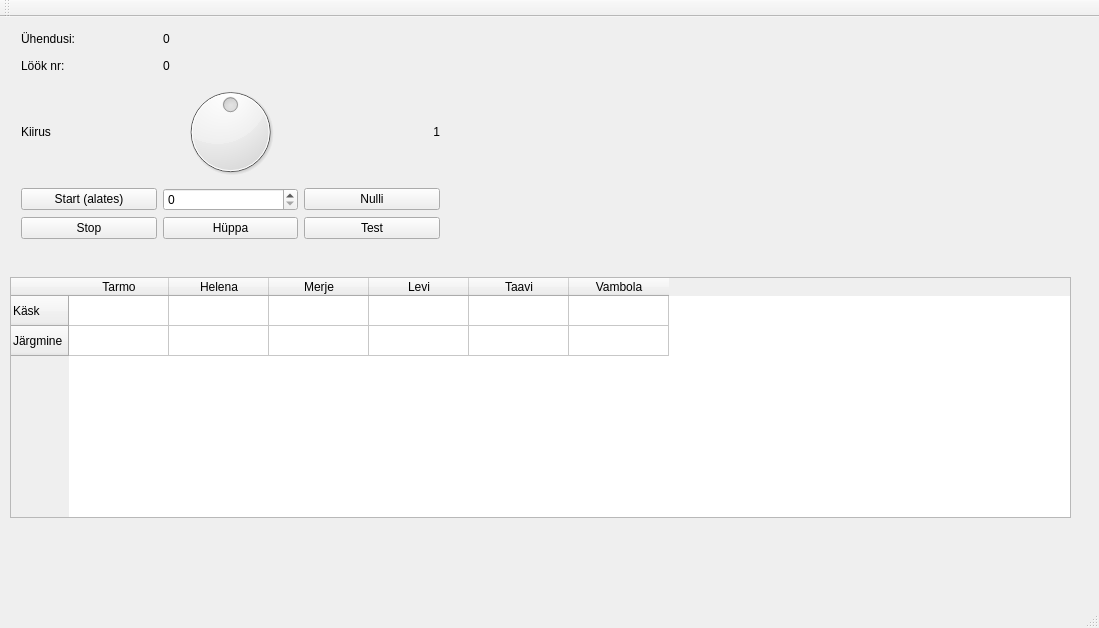
This is server/mainwindow.ui in tarmoj/mysterium as Qt 5 draws it before an edit. The edited form follows.
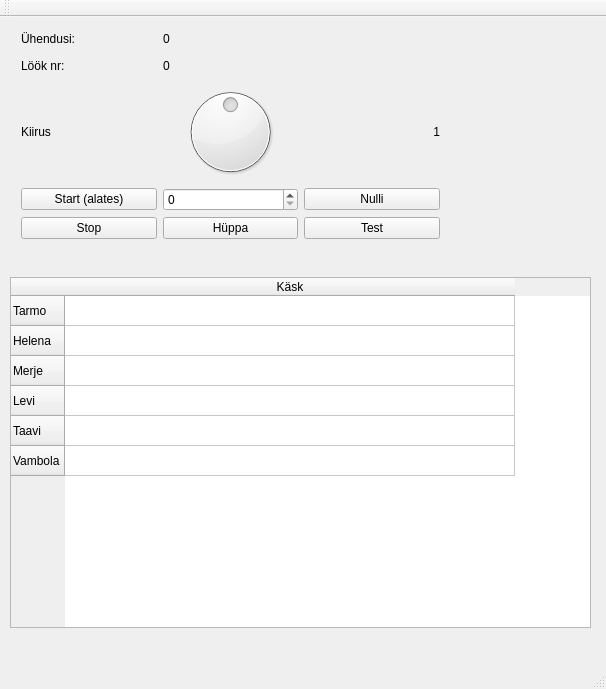
This is the edited form.

The edit to the form file:
```diff
--- a/server/mainwindow.ui
+++ b/server/mainwindow.ui
@@ -6,8 +6,8 @@
    <rect>
     <x>0</x>
     <y>0</y>
-    <width>1099</width>
-    <height>628</height>
+    <width>606</width>
+    <height>689</height>
    </rect>
   </property>
   <property name="windowTitle">
@@ -131,49 +131,47 @@
      <rect>
       <x>10</x>
       <y>260</y>
-      <width>1061</width>
-      <height>241</height>
+      <width>581</width>
+      <height>351</height>
      </rect>
     </property>
+    <attribute name="horizontalHeaderDefaultSectionSize">
+     <number>450</number>
+    </attribute>
     <row>
-     <property name="text">
-      <string>Käsk</string>
-     </property>
-    </row>
-    <row>
-     <property name="text">
-      <string>Järgmine</string>
-     </property>
-    </row>
-    <column>
      <property name="text">
       <string>Tarmo</string>
      </property>
-    </column>
-    <column>
+    </row>
+    <row>
      <property name="text">
       <string>Helena</string>
      </property>
-    </column>
-    <column>
+    </row>
+    <row>
      <property name="text">
       <string>Merje</string>
      </property>
-    </column>
-    <column>
+    </row>
+    <row>
      <property name="text">
       <string>Levi</string>
      </property>
-    </column>
-    <column>
+    </row>
+    <row>
      <property name="text">
       <string>Taavi</string>
      </property>
-    </column>
-    <column>
+    </row>
+    <row>
      <property name="text">
       <string>Vambola</string>
      </property>
+    </row>
+    <column>
+     <property name="text">
+      <string>Käsk</string>
+     </property>
     </column>
    </widget>
   </widget>
```
Left out of the diff: 2 changed lines with no effect on the pictures.
